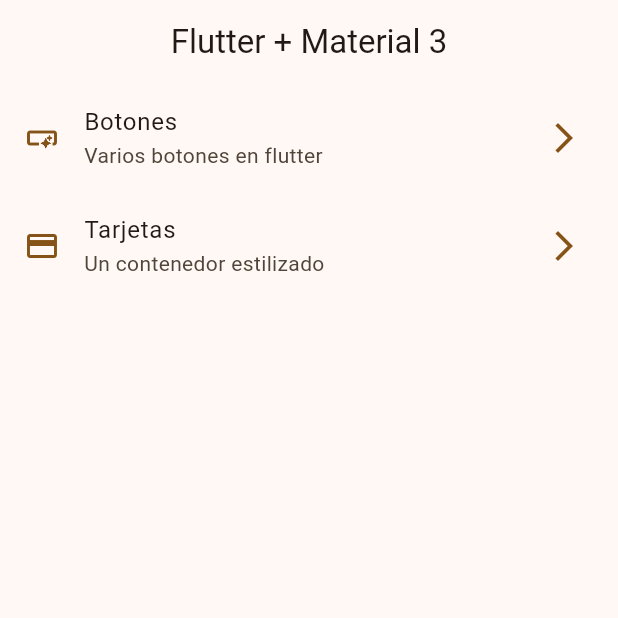
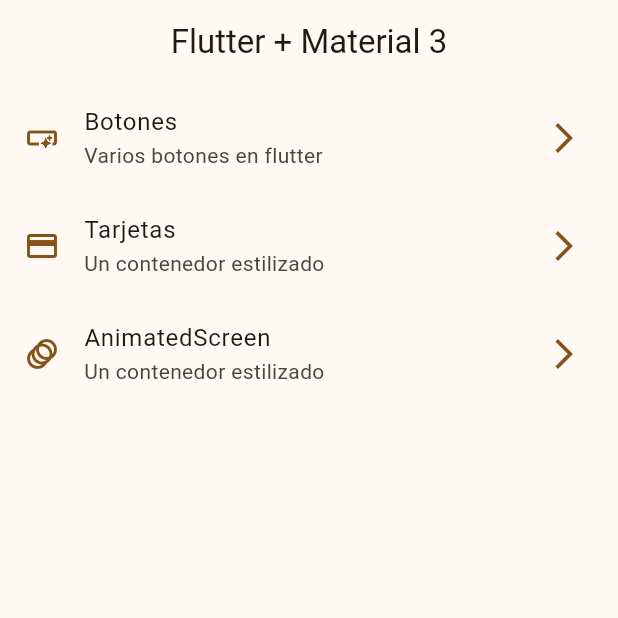
Before and after one commit to cykill00/prueba, a Flutter app: the screen it shows after launch, on a phone screen of 412 x 824 dp, the top half of it. Run offline on Flutter 3.47's test engine with Material 2 defaults, Android fonts, the phone set to English and light mode, and no system bars; our stand-ins replace go_router.

```diff
--- a/lib/config/menu/menu_items.dart
+++ b/lib/config/menu/menu_items.dart
@@ -24,7 +24,13 @@ const appMenuItem = <MenuItem>[
     title:'Tarjetas',
     subTitle:'Un contenedor estilizado',
     link: '/cards',
-    icon: Icons.credit_card_outlined)
+    icon: Icons.credit_card_outlined),
+
+  MenuItem(
+    title:'AnimatedScreen',
+    subTitle:'Un contenedor estilizado',
+    link: '/animated',
+    icon: Icons.animation_rounded)
 
 
 ];
--- a/lib/config/router/app_router.dart
+++ b/lib/config/router/app_router.dart
@@ -18,6 +18,10 @@ final appRouter = GoRouter(
       path: '/cards',
       builder: (context, state) => const CardScreen()
     ),
+    GoRoute(
+      path: '/animated',
+      builder: (context, state) => const AnimatedScreen()
+    ),
 
   ]
 
```
Also changed, not shown: lib/presentation/screens/animated_screen.dart (+15 -0 lines).
